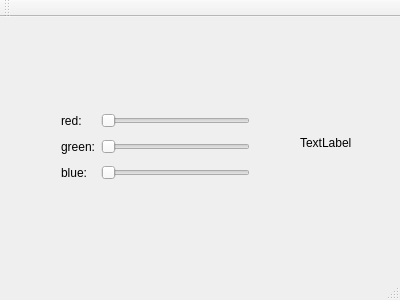
Above: student/12/colorpicker_designer/mainwindow.ui from shamsch/programming2coursework before the change. Below: the same form after it.
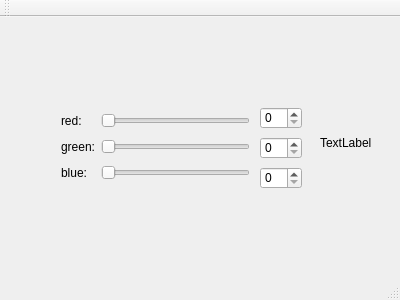
That is the form after the change.

Commit message: Implemented the colorpicker GUI

```diff
--- a/student/12/colorpicker_designer/mainwindow.ui
+++ b/student/12/colorpicker_designer/mainwindow.ui
@@ -71,7 +71,7 @@
    <widget class="QLabel" name="colorLabel">
     <property name="geometry">
      <rect>
-      <x>300</x>
+      <x>320</x>
       <y>100</y>
       <width>62</width>
       <height>51</height>
@@ -81,6 +81,36 @@
      <string>TextLabel</string>
     </property>
    </widget>
+   <widget class="QSpinBox" name="spinBoxRed">
+    <property name="geometry">
+     <rect>
+      <x>260</x>
+      <y>90</y>
+      <width>42</width>
+      <height>22</height>
+     </rect>
+    </property>
+   </widget>
+   <widget class="QSpinBox" name="spinBoxGreen">
+    <property name="geometry">
+     <rect>
+      <x>260</x>
+      <y>120</y>
+      <width>42</width>
+      <height>22</height>
+     </rect>
+    </property>
+   </widget>
+   <widget class="QSpinBox" name="spinBoxBlue">
+    <property name="geometry">
+     <rect>
+      <x>260</x>
+      <y>150</y>
+      <width>42</width>
+      <height>22</height>
+     </rect>
+    </property>
+   </widget>
   </widget>
   <widget class="QMenuBar" name="menuBar">
    <property name="geometry">
```
Left out of the diff: 85 changed lines with no effect on the pictures. The commit also changes 1 other file.
